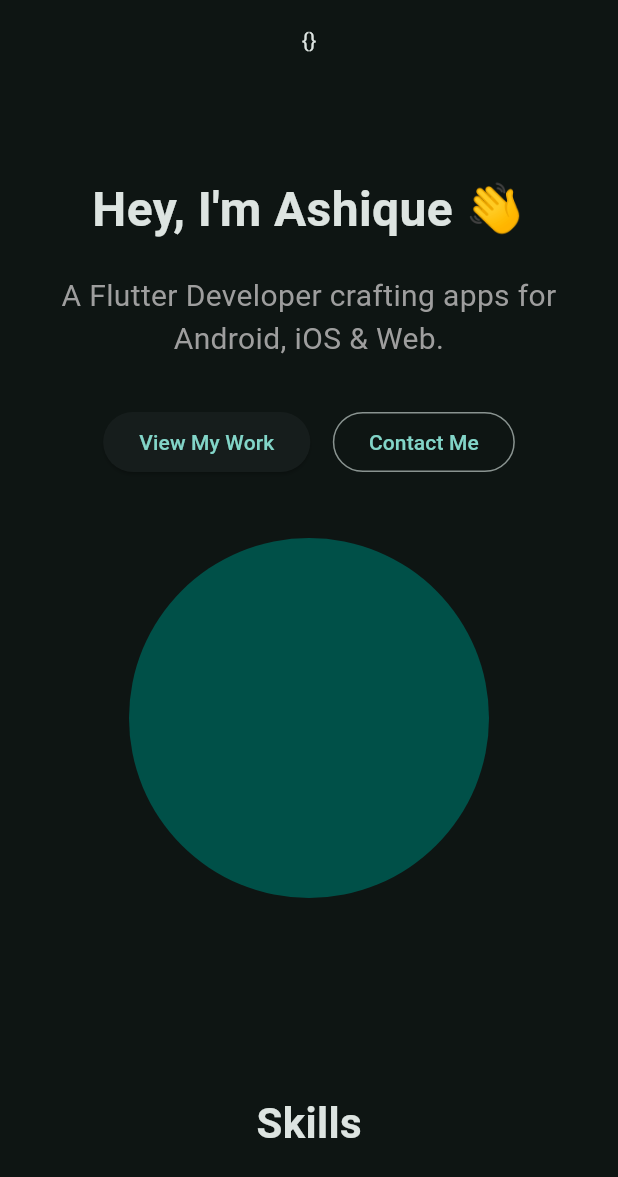
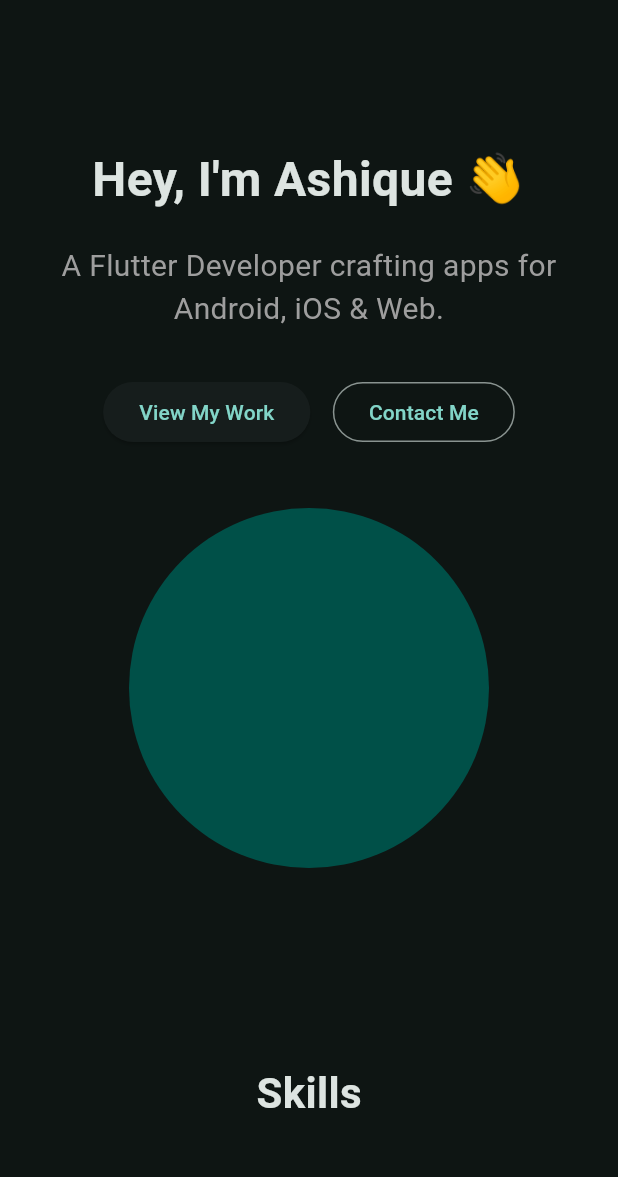
Before and after one commit to mashik424/portfolio, a Flutter app: the screen it shows after launch, on a phone screen of 412 x 824 dp, the part 59-1236 px from its top. Run offline on Flutter 3.47's test engine with Material 3 defaults, Android fonts, the phone set to English and light mode, and no system bars; our stand-ins replace cached_network_image, cloud_firestore, cloud_functions, firebase_auth, firebase_core, firebase_storage and 5 more; accounts and stored records are empty; generated files the repository leaves out were written again; network calls fail; statements that could not run were skipped.

Commit message:
minor change

```diff
--- a/lib/home.dart
+++ b/lib/home.dart
@@ -68,7 +68,6 @@ class HomePage extends ConsumerWidget {
             constraints: const BoxConstraints(maxWidth: 1200),
             child: Column(
               children: [
-                Text(dotenv.env.toString()),
                 HeroSection(
                   key: heroKey,
                   onContactMe: () => scrollTo(contactKey),
```
